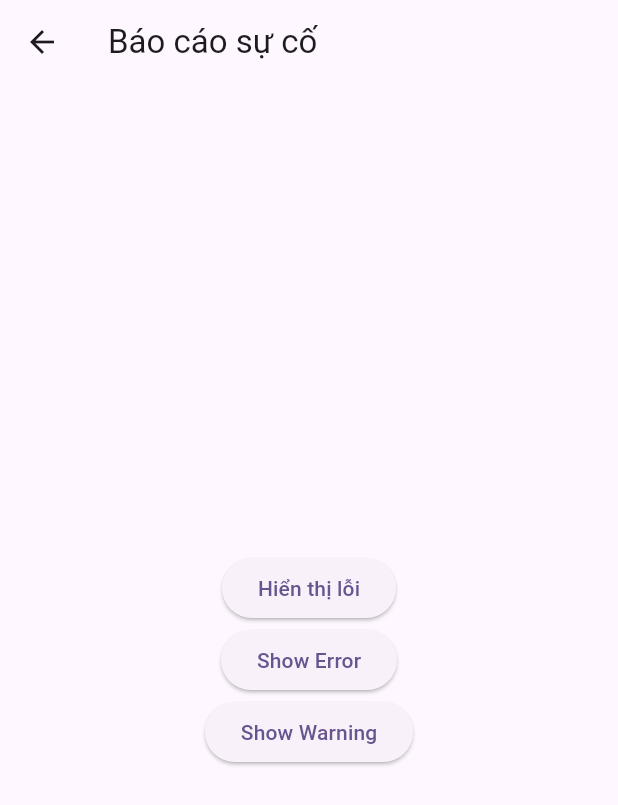
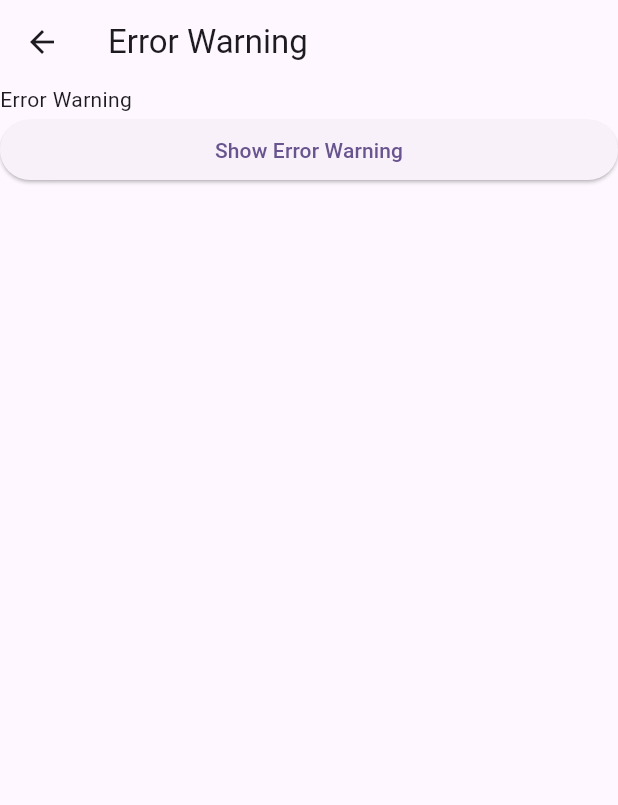
Before and after one commit to phamthanhtung35NB/TrafficWarning, a Flutter app: the ErrorWarning screen opened directly, on a phone screen of 412 x 824 dp. Shown: the top 805 px of the screen. Run offline on Flutter 3.47's test engine with Material 3 defaults, Android fonts, the phone set to English and light mode, and no system bars; our stand-ins replace firebase_auth, firebase_core, firebase_database, flutter_map, flutter_tts, geolocator and 1 more; accounts and stored records are empty.

Commit message:
delay set push newspase

```diff
--- a/mobile/lib/screen/custom_drawer.dart
+++ b/mobile/lib/screen/custom_drawer.dart
@@ -17,8 +17,8 @@ class CustomDrawer extends StatelessWidget {
               decoration: BoxDecoration(
                 color: Colors.blue,
                 image: DecorationImage(
-                  fit: BoxFit.cover,
-                  image: AssetImage('assets/images/logo.jpg'),
+                  fit: BoxFit.contain,
+                  image: AssetImage('assets/images/logo.png'),
                 ),
               ),
               child: null,
--- a/mobile/lib/screen/error_warning.dart
+++ b/mobile/lib/screen/error_warning.dart
@@ -6,35 +6,25 @@ class ErrorWarning extends StatelessWidget {
 
   @override
   Widget build(BuildContext context) {
+    // 1 edit text
+    // 2 button
+
+    print('ErrorWarning build');
     return Scaffold(
-      appBar: AppBar(title: const Text('Báo cáo sự cố')),
-      body: Center(
-        child: Column(
-          mainAxisAlignment: MainAxisAlignment.center,
+      appBar: AppBar(
+        title: const Text('Error Warning'),
+      ),
+      body: ListView(
         children: <Widget>[
-            //button lấy vị trí tạo ộ hiện tại
+          const Text('Error Warning'),
           ElevatedButton(
             onPressed: () {
-                ErrorWarningController().showError(context, 'Đã xảy ra lỗi');
             },
-              child: const Text('Hiển thị lỗi'),
-            ),
-            //
-            ElevatedButton(
-              onPressed: () {
-                ErrorWarningController().showError(context, 'An error occurred');
-              },
-              child: const Text('Show Error'),
-            ),
-            ElevatedButton(
-              onPressed: () {
-                ErrorWarningController().showWarning(context, 'Warning: This is a warning message');
-              },
-              child: const Text('Show Warning'),
+            child: const Text('Show Error Warning'),
           ),
         ],
       ),
-      ),
     );
+
   }
 }
```
Also changed, not shown: mobile/lib/screen/login_screen.dart (+8 -2 lines), mobile/assets/images/logo.png (added). Lines whose indentation alone changed are shown as unchanged.
